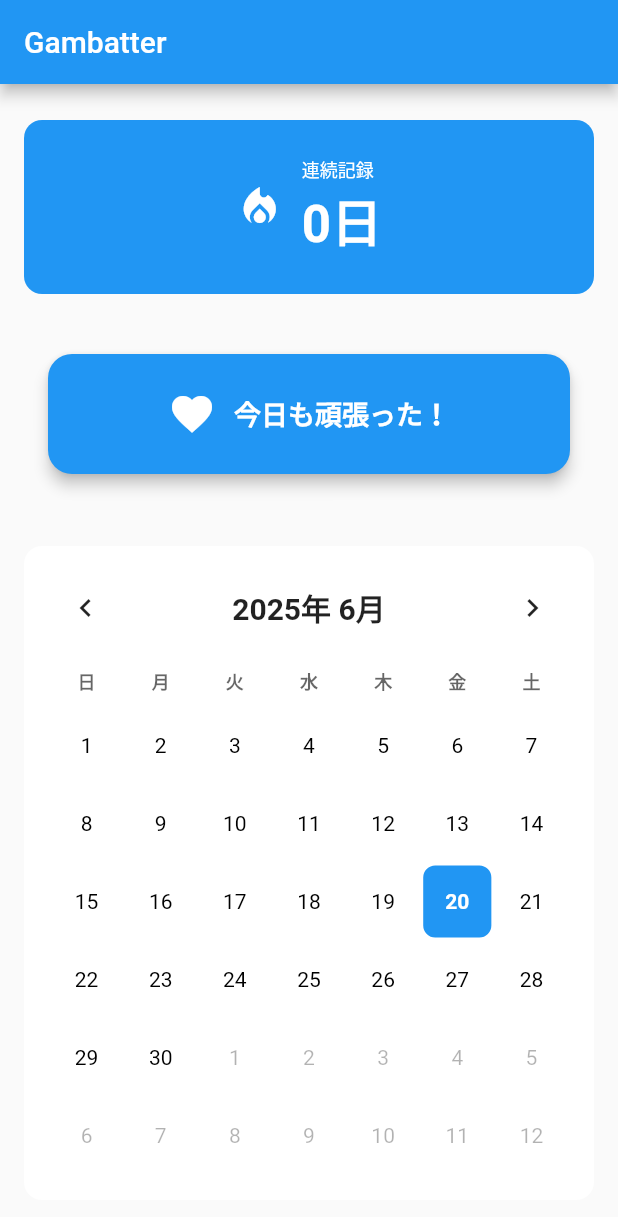
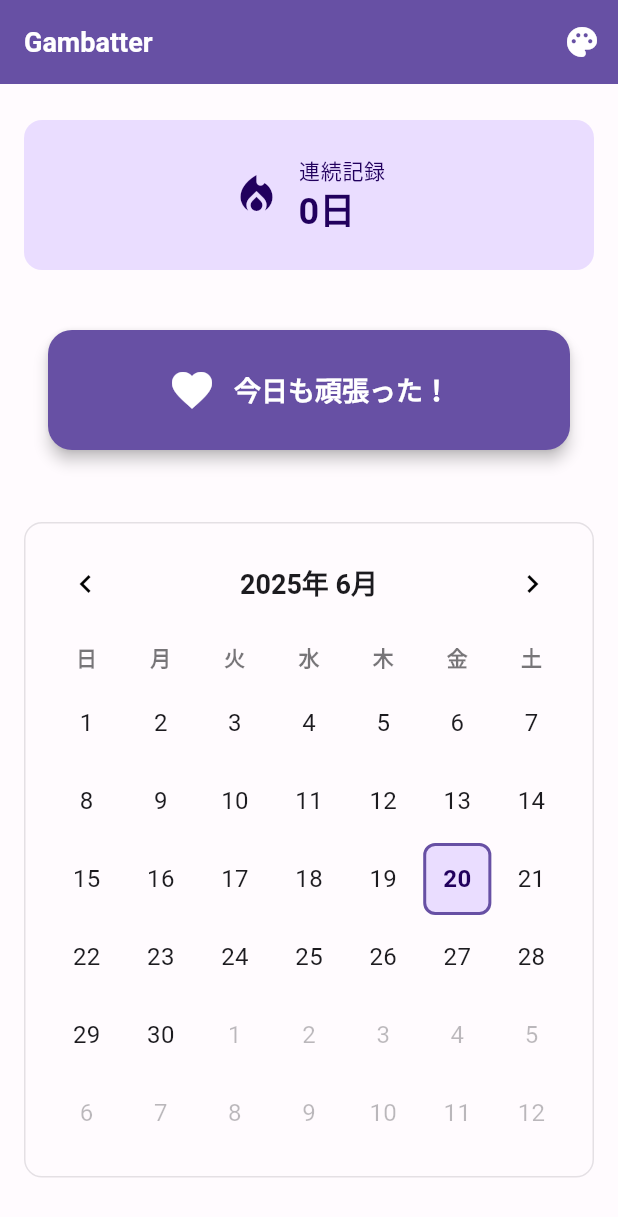
Before and after one commit to nagisano33/gambatter, a Flutter app: the screen it shows after launch, on a phone screen of 412 x 824 dp. Shown: the top 1217 px of the screen. Run offline on Flutter 3.47's test engine with Material 2 defaults, Android fonts, the phone set to English and light mode, and no system bars; our stand-ins replace sqflite; accounts and stored records are empty.

Commit message:
デザイントークンを実装

```diff
--- a/lib/main.dart
+++ b/lib/main.dart
@@ -1,31 +1,38 @@
 import 'package:flutter/material.dart';
 import 'my_homepage.dart';
+import 'theme/theme_provider.dart';
 
 void main() {
   runApp(const MyApp());
 }
 
-class MyApp extends StatelessWidget {
+class MyApp extends StatefulWidget {
   const MyApp({super.key});
 
-  // This widget is the root of your application.
+  @override
+  State<MyApp> createState() => _MyAppState();
+}
+
+class _MyAppState extends State<MyApp> {
+  final ThemeProvider _themeProvider = ThemeProvider();
+
   @override
   Widget build(BuildContext context) {
-    return MaterialApp(
-      title: 'Gambatter',
-      theme: ThemeData(
-        // This is the theme of your application.
-        //
-        // Try running your application with "flutter run". You'll see the
-        // application has a blue toolbar. Then, without quitting the app, try
-        // changing the primarySwatch below to Colors.green and then invoke
-        // "hot reload" (press "r" in the console where you ran "flutter run",
-        // or simply save your changes to "hot reload" in a Flutter IDE).
-        // Notice that the counter didn't reset back to zero; the application
-        // is not restarted.
-        primarySwatch: Colors.blue,
-      ),
-      home: const MyHomePage(title: 'Gambatter'),
+    return AnimatedBuilder(
+      animation: _themeProvider,
+      builder: (context, child) {
+        return ThemeTokensProvider(
+          tokens: _themeProvider.currentTokens,
+          child: MaterialApp(
+            title: 'Gambatter',
+            theme: _themeProvider.currentTheme,
+            home: MyHomePage(
+              title: 'Gambatter',
+              themeProvider: _themeProvider,
+            ),
+          ),
+        );
+      },
     );
   }
 }
--- a/lib/my_homepage.dart
+++ b/lib/my_homepage.dart
@@ -3,11 +3,17 @@ import 'database_helper.dart';
 import 'widgets/consecutive_days_display.dart';
 import 'widgets/effort_button.dart';
 import 'widgets/monthly_calendar.dart';
+import 'theme/theme_provider.dart';
 
 class MyHomePage extends StatefulWidget {
-  const MyHomePage({super.key, required this.title});
+  const MyHomePage({
+    super.key,
+    required this.title,
+    required this.themeProvider,
+  });
 
   final String title;
+  final ThemeProvider themeProvider;
 
   @override
   State<MyHomePage> createState() => _MyHomePageState();
@@ -107,29 +113,40 @@ class _MyHomePageState extends State<MyHomePage> {
 
   @override
   Widget build(BuildContext context) {
+    final tokens = context.designTokens;
+
     return Scaffold(
       appBar: AppBar(
         title: Text(widget.title),
         backgroundColor: Theme.of(context).colorScheme.primary,
         foregroundColor: Theme.of(context).colorScheme.onPrimary,
+        actions: [
+          IconButton(
+            icon: const Icon(Icons.palette),
+            onPressed: () {
+              widget.themeProvider.toggleTheme();
+            },
+            tooltip: 'テーマ切り替え',
+          ),
+        ],
       ),
       body: SingleChildScrollView(
         child: Column(
           children: [
-            const SizedBox(height: 16),
+            SizedBox(height: tokens.spacingMd),
             ConsecutiveDaysDisplay(consecutiveDays: _consecutiveDays),
-            const SizedBox(height: 16),
+            SizedBox(height: tokens.spacingMd),
             EffortButton(
               onPressed: _recordEffort,
               isRecordedToday: _isRecordedToday,
               isLoading: _isLoading,
             ),
-            const SizedBox(height: 16),
+            SizedBox(height: tokens.spacingMd),
             MonthlyCalendar(
               recordedDates: _recordedDates,
               onMonthChanged: _onMonthChanged,
             ),
-            const SizedBox(height: 16),
+            SizedBox(height: tokens.spacingMd),
           ],
         ),
       ),
--- /dev/null
+++ b/lib/theme/app_theme.dart
@@ -0,0 +1,91 @@
+import 'package:flutter/material.dart';
+import 'design_tokens.dart';
+
+class AppTheme {
+  static const String defaultTheme = 'default';
+  static const String greenTheme = 'green';
+
+  static Map<String, DesignTokens> get availableTokens => {
+    defaultTheme: DefaultDesignTokens(),
+    greenTheme: GreenDesignTokens(),
+  };
+
+  static ThemeData createTheme(DesignTokens tokens) {
+    return ThemeData(
+      useMaterial3: true,
+      colorScheme: ColorScheme.light(
+        primary: tokens.primary,
+        onPrimary: tokens.onPrimary,
+        primaryContainer: tokens.primaryContainer,
+        onPrimaryContainer: tokens.onPrimaryContainer,
+        secondary: tokens.secondary,
+        onSecondary: tokens.onSecondary,
+        surface: tokens.surface,
+        onSurface: tokens.onSurface,
+        surfaceVariant: tokens.surfaceVariant,
+        onSurfaceVariant: tokens.onSurfaceVariant,
+        outline: tokens.outline,
+        error: tokens.error,
+        onError: tokens.onError,
+      ),
+
+      // Button themes
+      elevatedButtonTheme: ElevatedButtonThemeData(
+        style: ElevatedButton.styleFrom(
+          minimumSize: Size(double.infinity, tokens.buttonHeight),
+          shape: RoundedRectangleBorder(
+            borderRadius: BorderRadius.circular(tokens.radiusLg),
+          ),
+          textStyle: TextStyle(
+            fontSize: tokens.fontSizeLg,
+            fontWeight: FontWeight.bold,
+          ),
+        ),
+      ),
+
+      // Card theme
+      cardTheme: CardTheme(
+        shape: RoundedRectangleBorder(
+          borderRadius: BorderRadius.circular(tokens.radiusMd),
+        ),
+        elevation: 2,
+      ),
+
+      // Icon theme
+      iconTheme: IconThemeData(
+        size: tokens.fontSizeXl,
+      ),
+
+      // Text themes
+      textTheme: TextTheme(
+        headlineMedium: TextStyle(
+          fontSize: tokens.fontSizeXl,
+          fontWeight: FontWeight.bold,
+        ),
+        titleLarge: TextStyle(
+          fontSize: tokens.fontSizeLg,
+          fontWeight: FontWeight.bold,
+        ),
+        bodyMedium: TextStyle(
+          fontSize: tokens.fontSizeMd,
+        ),
+        labelMedium: TextStyle(
+          fontSize: tokens.fontSizeSm,
+        ),
+      ),
+    );
+  }
+
+  static ThemeData getThemeByName(String themeName) {
+    final tokens = availableTokens[themeName] ?? DefaultDesignTokens();
+    return createTheme(tokens);
+  }
+}
+
+// Extension to easily access design tokens from BuildContext
+extension DesignTokensExtension on BuildContext {
+  DesignTokens get tokens {
+    // This will be set by the ThemeProvider later
+    return DefaultDesignTokens();
+  }
+}
--- /dev/null
+++ b/lib/theme/design_tokens.dart
@@ -0,0 +1,217 @@
+import 'package:flutter/material.dart';
+
+abstract class DesignTokens {
+  // Colors
+  Color get primary;
+  Color get onPrimary;
+  Color get primaryContainer;
+  Color get onPrimaryContainer;
+  Color get secondary;
+  Color get onSecondary;
+  Color get surface;
+  Color get onSurface;
+  Color get surfaceVariant;
+  Color get onSurfaceVariant;
+  Color get outline;
+  Color get success;
+  Color get onSuccess;
+  Color get warning;
+  Color get onWarning;
+  Color get error;
+  Color get onError;
+
+  // Spacing
+  double get spacingXs;
+  double get spacingSm;
+  double get spacingMd;
+  double get spacingLg;
+  double get spacingXl;
+  double get spacingXxl;
+
+  // Border Radius
+  double get radiusXs;
+  double get radiusSm;
+  double get radiusMd;
+  double get radiusLg;
+
+  // Typography
+  double get fontSizeXs;
+  double get fontSizeSm;
+  double get fontSizeMd;
+  double get fontSizeLg;
+  double get fontSizeXl;
+  double get fontSizeXxl;
+
+  // Component specific
+  double get buttonHeight;
+  double get calendarCellSize;
+  double get consecutiveDaysContainerHeight;
+}
+
+class DefaultDesignTokens implements DesignTokens {
+  // Colors - Material Design 3 inspired
+  @override
+  Color get primary => const Color(0xFF6750A4);
+  @override
+  Color get onPrimary => const Color(0xFFFFFFFF);
+  @override
+  Color get primaryContainer => const Color(0xFFEADDFF);
+  @override
+  Color get onPrimaryContainer => const Color(0xFF21005D);
+  @override
+  Color get secondary => const Color(0xFF625B71);
+  @override
+  Color get onSecondary => const Color(0xFFFFFFFF);
+  @override
+  Color get surface => const Color(0xFFFFFBFE);
+  @override
+  Color get onSurface => const Color(0xFF1C1B1F);
+  @override
+  Color get surfaceVariant => const Color(0xFFE7E0EC);
+  @override
+  Color get onSurfaceVariant => const Color(0xFF49454F);
+  @override
+  Color get outline => const Color(0xFF79747E);
+  @override
+  Color get success => const Color(0xFF4CAF50);
+  @override
+  Color get onSuccess => const Color(0xFFFFFFFF);
+  @override
+  Color get warning => const Color(0xFFFF9800);
+  @override
+  Color get onWarning => const Color(0xFFFFFFFF);
+  @override
+  Color get error => const Color(0xFFBA1A1A);
+  @override
+  Color get onError => const Color(0xFFFFFFFF);
+
+  // Spacing
+  @override
+  double get spacingXs => 4.0;
+  @override
+  double get spacingSm => 8.0;
+  @override
+  double get spacingMd => 16.0;
+  @override
+  double get spacingLg => 24.0;
+  @override
+  double get spacingXl => 32.0;
+  @override
+  double get spacingXxl => 48.0;
+
+  // Border Radius
+  @override
+  double get radiusXs => 4.0;
+  @override
+  double get radiusSm => 8.0;
+  @override
+  double get radiusMd => 12.0;
+  @override
+  double get radiusLg => 16.0;
+
+  // Typography
+  @override
+  double get fontSizeXs => 12.0;
+  @override
+  double get fontSizeSm => 14.0;
+  @override
+  double get fontSizeMd => 16.0;
+  @override
+  double get fontSizeLg => 18.0;
+  @override
+  double get fontSizeXl => 24.0;
+  @override
+  double get fontSizeXxl => 32.0;
+
+  // Component specific
+  @override
+  double get buttonHeight => 80.0;
+  @override
+  double get calendarCellSize => 48.0;
+  @override
+  double get consecutiveDaysContainerHeight => 80.0;
+}
+
+class GreenDesignTokens implements DesignTokens {
+  // Colors - Green theme variant
+  @override
+  Color get primary => const Color(0xFF388E3C);
+  @override
+  Color get onPrimary => const Color(0xFFFFFFFF);
+  @override
+  Color get primaryContainer => const Color(0xFFC8E6C9);
+  @override
+  Color get onPrimaryContainer => const Color(0xFF1B5E20);
+  @override
+  Color get secondary => const Color(0xFF689F38);
+  @override
+  Color get onSecondary => const Color(0xFFFFFFFF);
+  @override
+  Color get surface => const Color(0xFFF1F8E9);
+  @override
+  Color get onSurface => const Color(0xFF1B5E20);
+  @override
+  Color get surfaceVariant => const Color(0xFFDCEDC8);
+  @override
+  Color get onSurfaceVariant => const Color(0xFF33691E);
+  @override
+  Color get outline => const Color(0xFF8BC34A);
+  @override
+  Color get success => const Color(0xFF4CAF50);
+  @override
+  Color get onSuccess => const Color(0xFFFFFFFF);
+  @override
+  Color get warning => const Color(0xFFFF9800);
+  @override
+  Color get onWarning => const Color(0xFFFFFFFF);
+  @override
+  Color get error => const Color(0xFFD32F2F);
+  @override
+  Color get onError => const Color(0xFFFFFFFF);
+
+  // Spacing (same as default)
+  @override
+  double get spacingXs => 4.0;
+  @override
+  double get spacingSm => 8.0;
+  @override
+  double get spacingMd => 16.0;
+  @override
+  double get spacingLg => 24.0;
+  @override
+  double get spacingXl => 32.0;
+  @override
+  double get spacingXxl => 48.0;
+
+  // Border Radius (slightly more rounded)
+  @override
+  double get radiusXs => 6.0;
+  @override
+  double get radiusSm => 10.0;
+  @override
+  double get radiusMd => 14.0;
+  @override
+  double get radiusLg => 18.0;
+
+  // Typography (same as default)
+  @override
+  double get fontSizeXs => 12.0;
+  @override
+  double get fontSizeSm => 14.0;
+  @override
+  double get fontSizeMd => 16.0;
+  @override
+  double get fontSizeLg => 18.0;
+  @override
+  double get fontSizeXl => 24.0;
+  @override
+  double get fontSizeXxl => 32.0;
+
+  // Component specific
+  @override
+  double get buttonHeight => 80.0;
+  @override
+  double get calendarCellSize => 48.0;
+  @override
+  double get consecutiveDaysContainerHeight => 80.0;
+}
--- /dev/null
+++ b/lib/theme/theme_provider.dart
@@ -0,0 +1,59 @@
+import 'package:flutter/material.dart';
+import 'design_tokens.dart';
+import 'app_theme.dart';
+
+class ThemeProvider extends ChangeNotifier {
+  String _currentThemeName = AppTheme.defaultTheme;
+  late DesignTokens _currentTokens;
+
+  ThemeProvider() {
+    _currentTokens = AppTheme.availableTokens[_currentThemeName]!;
+  }
+
+  String get currentThemeName => _currentThemeName;
+  DesignTokens get currentTokens => _currentTokens;
+  ThemeData get currentTheme => AppTheme.createTheme(_currentTokens);
+
+  List<String> get availableThemeNames => AppTheme.availableTokens.keys.toList();
+
+  void setTheme(String themeName) {
+    if (AppTheme.availableTokens.containsKey(themeName)) {
+      _currentThemeName = themeName;
+      _currentTokens = AppTheme.availableTokens[themeName]!;
+      notifyListeners();
+    }
+  }
+
+  void toggleTheme() {
+    final themeNames = availableThemeNames;
+    final currentIndex = themeNames.indexOf(_currentThemeName);
+    final nextIndex = (currentIndex + 1) % themeNames.length;
+    setTheme(themeNames[nextIndex]);
+  }
+}
+
+// InheritedWidget to provide design tokens throughout the widget tree
+class ThemeTokensProvider extends InheritedWidget {
+  final DesignTokens tokens;
+
+  const ThemeTokensProvider({
+    super.key,
+    required this.tokens,
+    required super.child,
+  });
+
+  static DesignTokens of(BuildContext context) {
+    final provider = context.dependOnInheritedWidgetOfExactType<ThemeTokensProvider>();
+    return provider?.tokens ?? DefaultDesignTokens();
+  }
+
+  @override
+  bool updateShouldNotify(ThemeTokensProvider oldWidget) {
+    return tokens != oldWidget.tokens;
+  }
+}
+
+// Updated extension to use the provider
+extension DesignTokensContext on BuildContext {
+  DesignTokens get designTokens => ThemeTokensProvider.of(this);
+}
--- a/lib/widgets/consecutive_days_display.dart
+++ b/lib/widgets/consecutive_days_display.dart
@@ -1,4 +1,5 @@
 import 'package:flutter/material.dart';
+import '../theme/theme_provider.dart';
 
 class ConsecutiveDaysDisplay extends StatelessWidget {
   final int consecutiveDays;
@@ -10,12 +11,20 @@ class ConsecutiveDaysDisplay extends StatelessWidget {
 
   @override
   Widget build(BuildContext context) {
+    final tokens = context.designTokens;
+
     return Container(
-      padding: const EdgeInsets.symmetric(vertical: 24, horizontal: 16),
-      margin: const EdgeInsets.symmetric(horizontal: 16, vertical: 8),
+      padding: EdgeInsets.symmetric(
+        vertical: tokens.spacingLg,
+        horizontal: tokens.spacingMd,
+      ),
+      margin: EdgeInsets.symmetric(
+        horizontal: tokens.spacingMd,
+        vertical: tokens.spacingSm,
+      ),
       decoration: BoxDecoration(
         color: Theme.of(context).colorScheme.primaryContainer,
-        borderRadius: BorderRadius.circular(12),
+        borderRadius: BorderRadius.circular(tokens.radiusMd),
       ),
       child: Row(
         mainAxisAlignment: MainAxisAlignment.center,
@@ -23,9 +32,9 @@ class ConsecutiveDaysDisplay extends StatelessWidget {
           Icon(
             Icons.local_fire_department,
             color: Theme.of(context).colorScheme.onPrimaryContainer,
-            size: 32,
+            size: tokens.fontSizeXxl,
           ),
-          const SizedBox(width: 12),
+          SizedBox(width: tokens.spacingSm + tokens.spacingXs),
           Column(
             crossAxisAlignment: CrossAxisAlignment.start,
             children: [
--- a/lib/widgets/effort_button.dart
+++ b/lib/widgets/effort_button.dart
@@ -1,4 +1,5 @@
 import 'package:flutter/material.dart';
+import '../theme/theme_provider.dart';
 
 class EffortButton extends StatefulWidget {
   final VoidCallback onPressed;
@@ -54,8 +55,13 @@ class _EffortButtonState extends State<EffortButton>
 
   @override
   Widget build(BuildContext context) {
+    final tokens = context.designTokens;
+
     return Padding(
-      padding: const EdgeInsets.symmetric(horizontal: 32, vertical: 16),
+      padding: EdgeInsets.symmetric(
+        horizontal: tokens.spacingXl,
+        vertical: tokens.spacingMd,
+      ),
       child: AnimatedBuilder(
         animation: _scaleAnimation,
         builder: (context, child) {
@@ -63,7 +69,7 @@ class _EffortButtonState extends State<EffortButton>
             scale: _scaleAnimation.value,
             child: SizedBox(
               width: double.infinity,
-              height: 80,
+              height: tokens.buttonHeight,
               child: ElevatedButton(
                 onPressed: _handleTap,
                 style: ElevatedButton.styleFrom(
@@ -74,15 +80,15 @@ class _EffortButtonState extends State<EffortButton>
                       ? Theme.of(context).colorScheme.onSurfaceVariant
                       : Theme.of(context).colorScheme.onPrimary,
                   shape: RoundedRectangleBorder(
-                    borderRadius: BorderRadius.circular(16),
+                    borderRadius: BorderRadius.circular(tokens.radiusLg),
                   ),
                   elevation: widget.isRecordedToday ? 0 : 4,
                 ),
                 child: widget.isLoading
-                    ? const SizedBox(
-                        width: 24,
-                        height: 24,
-                        child: CircularProgressIndicator(
+                    ? SizedBox(
+                        width: tokens.spacingLg,
+                        height: tokens.spacingLg,
+                        child: const CircularProgressIndicator(
                           strokeWidth: 2,
                         ),
                       )
@@ -93,15 +99,15 @@ class _EffortButtonState extends State<EffortButton>
                             widget.isRecordedToday
                                 ? Icons.check_circle
                                 : Icons.favorite,
-                            size: 32,
+                            size: tokens.fontSizeXxl,
                           ),
-                          const SizedBox(width: 12),
+                          SizedBox(width: tokens.spacingSm + tokens.spacingXs),
                           Text(
                             widget.isRecordedToday
                                 ? '今日は頑張りました！'
                                 : '今日も頑張った！',
-                            style: const TextStyle(
-                              fontSize: 18,
+                            style: TextStyle(
+                              fontSize: tokens.fontSizeLg,
                               fontWeight: FontWeight.bold,
                             ),
                           ),
--- a/lib/widgets/monthly_calendar.dart
+++ b/lib/widgets/monthly_calendar.dart
@@ -1,4 +1,5 @@
 import 'package:flutter/material.dart';
+import '../theme/theme_provider.dart';
 
 class MonthlyCalendar extends StatefulWidget {
   final List<DateTime> recordedDates;
@@ -73,14 +74,15 @@ class _MonthlyCalendarState extends State<MonthlyCalendar> {
 
   @override
   Widget build(BuildContext context) {
+    final tokens = context.designTokens;
     final days = _getDaysInMonth(_currentMonth);
 
     return Container(
-      margin: const EdgeInsets.all(16),
-      padding: const EdgeInsets.all(16),
+      margin: EdgeInsets.all(tokens.spacingMd),
+      padding: EdgeInsets.all(tokens.spacingMd),
       decoration: BoxDecoration(
         color: Theme.of(context).colorScheme.surface,
-        borderRadius: BorderRadius.circular(12),
+        borderRadius: BorderRadius.circular(tokens.radiusMd),
         border: Border.all(
           color: Theme.of(context).colorScheme.outline.withOpacity(0.2),
         ),
@@ -106,7 +108,7 @@ class _MonthlyCalendarState extends State<MonthlyCalendar> {
               ),
             ],
           ),
-          const SizedBox(height: 16),
+          SizedBox(height: tokens.spacingMd),
           Row(
             children: ['日', '月', '火', '水', '木', '金', '土']
                 .map((day) => Expanded(
@@ -122,7 +124,7 @@ class _MonthlyCalendarState extends State<MonthlyCalendar> {
                     ))
                 .toList(),
           ),
-          const SizedBox(height: 8),
+          SizedBox(height: tokens.spacingSm),
           ...List.generate(6, (weekIndex) {
             return Row(
               children: List.generate(7, (dayIndex) {
@@ -133,15 +135,15 @@ class _MonthlyCalendarState extends State<MonthlyCalendar> {
 
                 return Expanded(
                   child: Container(
-                    height: 48,
-                    margin: const EdgeInsets.all(2),
+                    height: tokens.calendarCellSize,
+                    margin: EdgeInsets.all(tokens.spacingXs / 2),
                     decoration: BoxDecoration(
                       color: isRecorded
                           ? Theme.of(context).colorScheme.primary
                           : isToday
                               ? Theme.of(context).colorScheme.primaryContainer
                               : null,
-                      borderRadius: BorderRadius.circular(8),
+                      borderRadius: BorderRadius.circular(tokens.radiusSm),
                       border: isToday && !isRecorded
                           ? Border.all(
                               color: Theme.of(context).colorScheme.primary,
```
